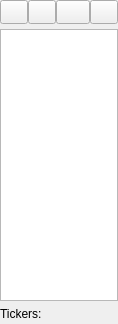
Above: list.ui from HappySeaFox/tht before the change. Below: the same form after it.
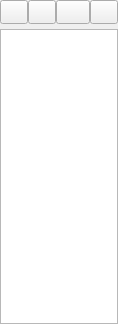
That is the form after the change. Icons and pictures are not drawn.

Commit message: New way to show the number of tickers

What changed in the file:
```diff
--- a/list.ui
+++ b/list.ui
@@ -17,7 +17,7 @@
    <property name="spacing">
     <number>0</number>
    </property>
-   <item row="0" column="0" colspan="3">
+   <item row="0" column="0" colspan="2">
     <layout class="QHBoxLayout" name="horizontalLayout">
      <property name="spacing">
       <number>0</number>
@@ -126,7 +126,7 @@
      </item>
     </layout>
    </item>
-   <item row="4" column="0" colspan="3">
+   <item row="4" column="0" colspan="2">
     <widget class="QListWidget" name="list">
      <property name="mouseTracking">
       <bool>true</bool>
@@ -136,55 +136,6 @@
      </property>
     </widget>
    </item>
-   <item row="6" column="0">
-    <widget class="QLabel" name="label">
-     <property name="text">
-      <string>Tickers:</string>
-     </property>
-    </widget>
-   </item>
-   <item row="6" column="2">
-    <widget class="QLabel" name="labelElements">
-     <property name="sizePolicy">
-      <sizepolicy hsizetype="MinimumExpanding" vsizetype="Preferred">
-       <horstretch>0</horstretch>
-       <verstretch>0</verstretch>
-      </sizepolicy>
-     </property>
-    </widget>
-   </item>
-   <item row="5" column="2">
-    <spacer name="verticalSpacer">
-     <property name="orientation">
-      <enum>Qt::Vertical</enum>
-     </property>
-     <property name="sizeType">
-      <enum>QSizePolicy::Fixed</enum>
-     </property>
-     <property name="sizeHint" stdset="0">
-      <size>
-       <width>20</width>
-       <height>3</height>
-      </size>
-     </property>
-    </spacer>
-   </item>
-   <item row="6" column="1">
-    <spacer name="horizontalSpacer_2">
-     <property name="orientation">
-      <enum>Qt::Horizontal</enum>
-     </property>
-     <property name="sizeType">
-      <enum>QSizePolicy::Fixed</enum>
-     </property>
-     <property name="sizeHint" stdset="0">
-      <size>
-       <width>4</width>
-       <height>20</height>
-      </size>
-     </property>
-    </spacer>
-   </item>
    <item row="1" column="0">
     <spacer name="verticalSpacer_2">
      <property name="orientation">
@@ -201,7 +152,7 @@
      </property>
     </spacer>
    </item>
-   <item row="2" column="0" colspan="3">
+   <item row="2" column="0" colspan="2">
     <widget class="QLabel" name="labelUnsaved">
      <property name="sizePolicy">
       <sizepolicy hsizetype="Preferred" vsizetype="Fixed">
```
The commit also changes 4 other files.
